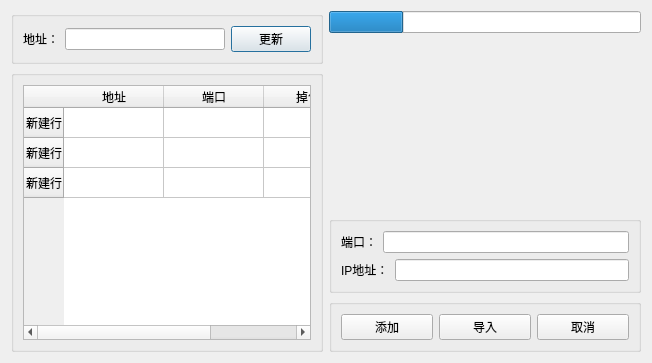
Qt form gui/uitemplate/proxymanagedlg.ui (crazypoo/geniusbar-reserver) before a commit.
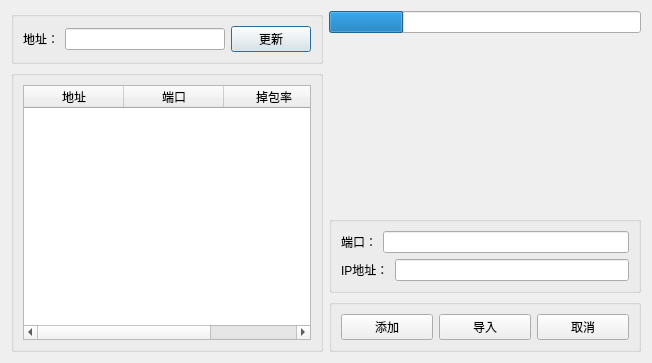
The same form after that commit.

```diff
--- a/gui/uitemplate/proxymanagedlg.ui
+++ b/gui/uitemplate/proxymanagedlg.ui
@@ -56,21 +56,6 @@
          <layout class="QVBoxLayout" name="verticalLayout">
           <item>
            <widget class="QTableWidget" name="tableWidget">
-            <row>
-             <property name="text">
-              <string>新建行</string>
-             </property>
-            </row>
-            <row>
-             <property name="text">
-              <string>新建行</string>
-             </property>
-            </row>
-            <row>
-             <property name="text">
-              <string>新建行</string>
-             </property>
-            </row>
             <column>
              <property name="text">
               <string>地址</string>
```
